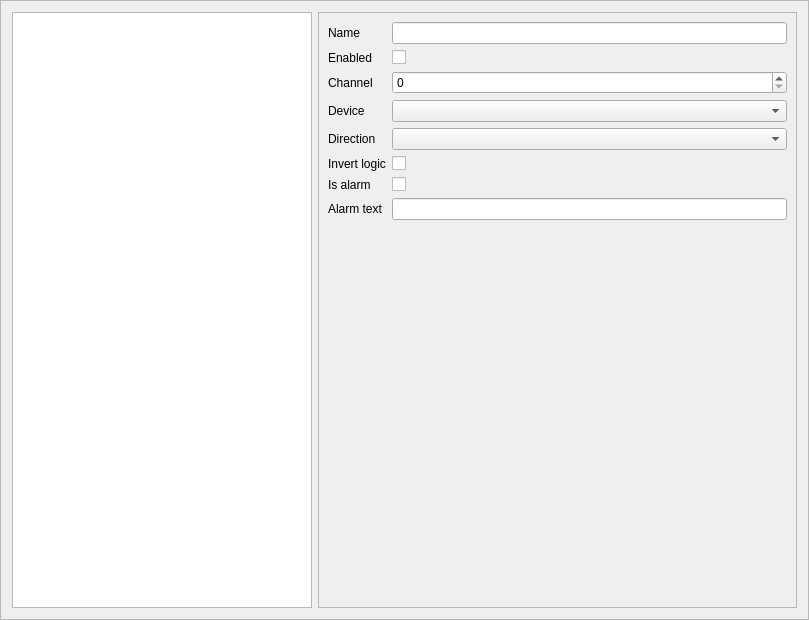
Qt form ui/DigitalIOPage.ui (nico88chessa/life4) before a commit.
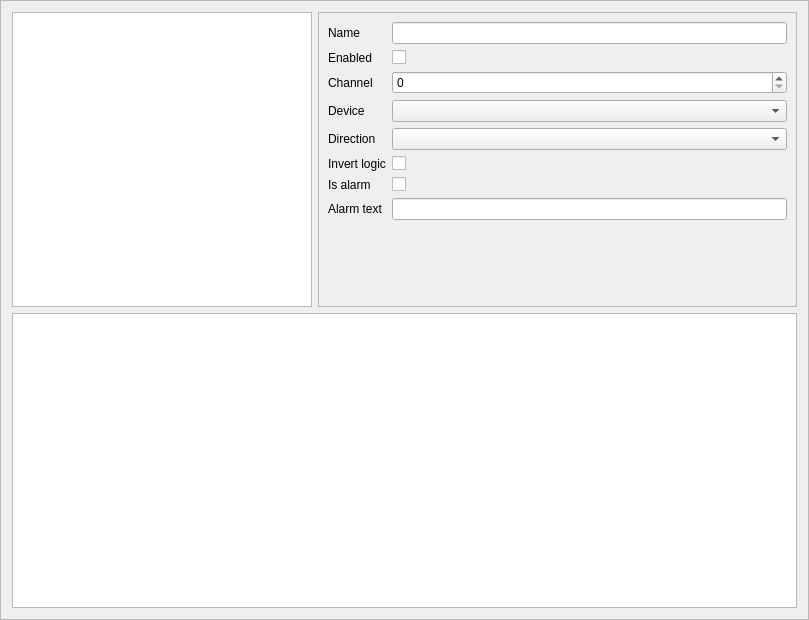
The same form after that commit. Custom widgets are drawn as their Qt base class.

Commit message: SimpleIO: overloading operator==; aggiunto nuova widget SpinboxNoButtons (adattato CMakeLists.txt); modificato classi DigitalIO e SettingsPage;

Patch:
```diff
--- a/ui/DigitalIOPage.ui
+++ b/ui/DigitalIOPage.ui
@@ -19,6 +19,8 @@
   <property name="frameShadow">
    <enum>QFrame::Raised</enum>
   </property>
+  <layout class="QVBoxLayout" name="verticalLayout">
+   <item>
   <layout class="QHBoxLayout" name="horizontalLayout">
    <item>
     <widget class="QListWidget" name="IOList">
@@ -148,7 +150,19 @@
     </widget>
    </item>
   </layout>
+   </item>
+   <item>
+    <widget class="TableErrorWidget" name="errorList"/>
+   </item>
+  </layout>
  </widget>
+ <customwidgets>
+  <customwidget>
+   <class>TableErrorWidget</class>
+   <extends>QTableWidget</extends>
+   <header>ui/DigitalIOPage.hpp</header>
+  </customwidget>
+ </customwidgets>
  <tabstops>
   <tabstop>IOList</tabstop>
   <tabstop>name</tabstop>
```
Left out of the diff: 110 changed lines with no effect on the pictures. Lines whose indentation alone changed are shown as unchanged. The commit also changes 8 other files.
